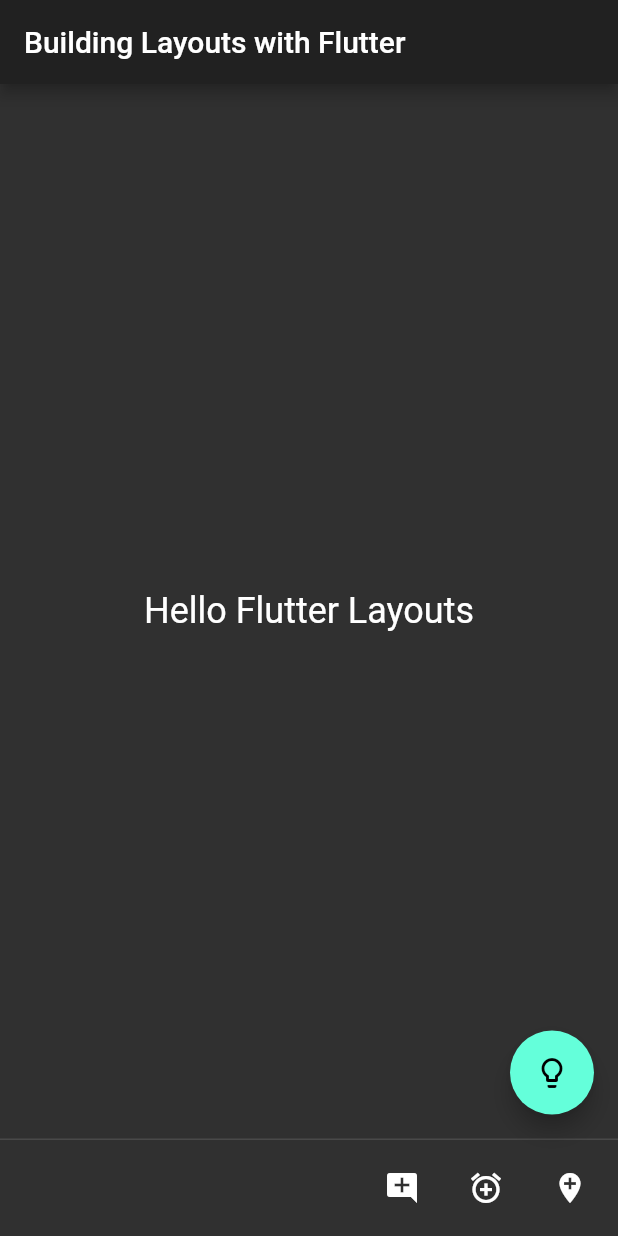
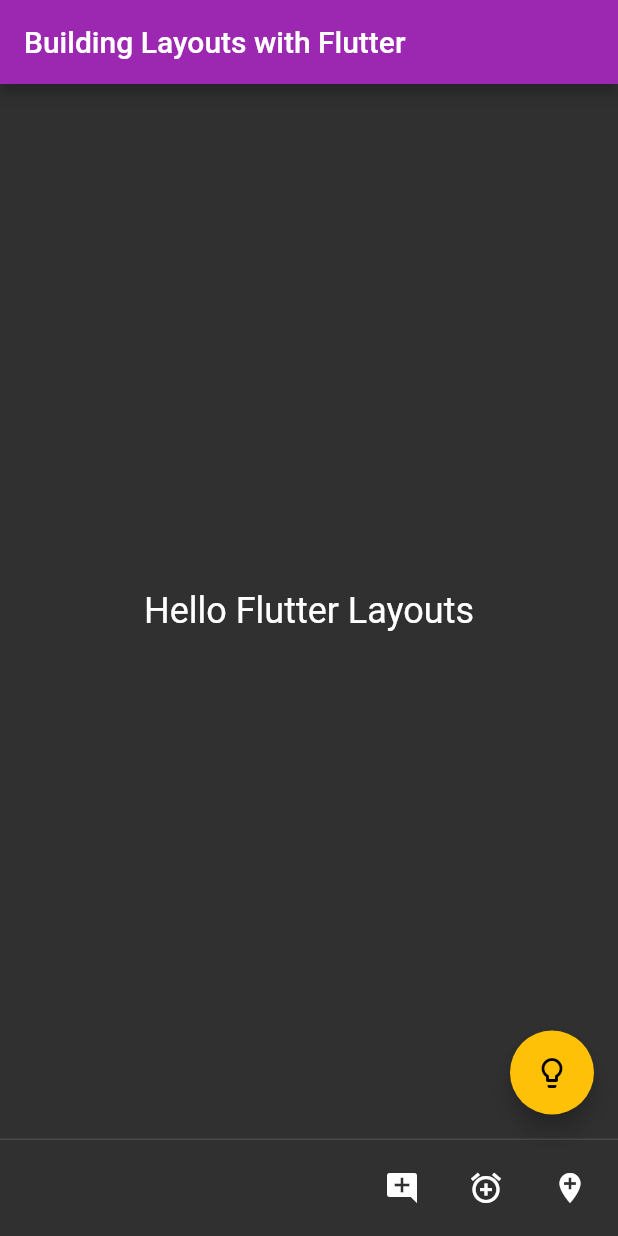
Before and after one commit to ChidiChuks/hello_layouts, a Flutter app: the screen it shows after launch, on a phone screen of 412 x 824 dp. Run offline on Flutter 3.47's test engine with Material 2 defaults, Android fonts, the phone set to English and light mode, and no system bars.

Commit message:
theme data widget with properties like the brightness, primary color and accent color

```diff
--- a/lib/main.dart
+++ b/lib/main.dart
@@ -8,6 +8,8 @@ class MyApp extends StatelessWidget {
     return MaterialApp(
       theme: ThemeData(
         brightness: Brightness.dark,
+        primaryColor: Colors.purple,
+        accentColor: Colors.amber,
       ),
       home: Scaffold(
         appBar: AppBar(
```
